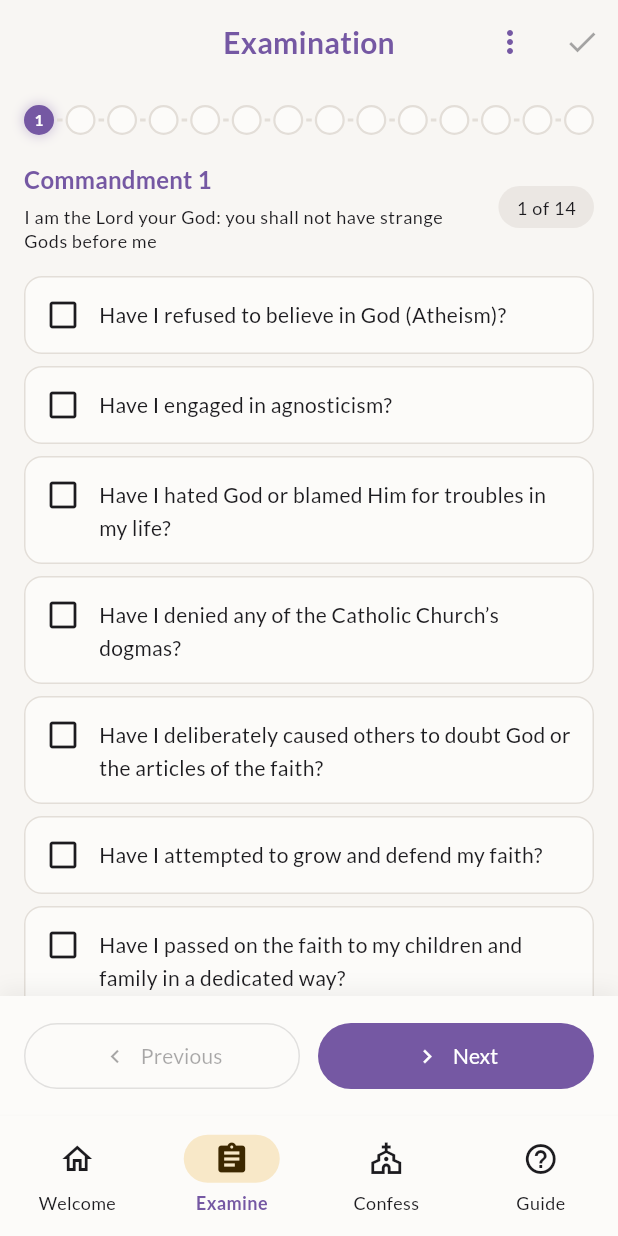
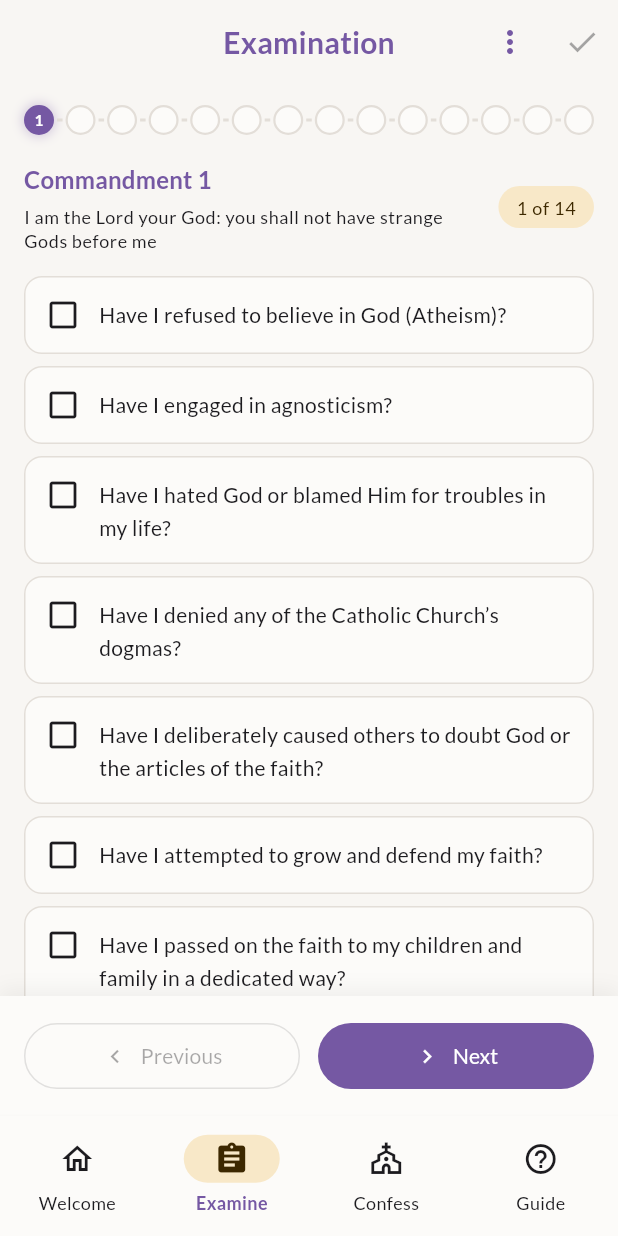
Before and after one commit to sabinjose/metanoia, a Flutter app: the ExaminationScreen screen opened by its route, on a phone screen of 412 x 824 dp. Run offline on Flutter 3.47's test engine with Material 3 defaults, Android fonts, the phone set to English and light mode, and no system bars; drawn by our look-alikes of flutter_animate; our stand-ins replace drift, flutter_local_notifications, flutter_riverpod, flutter_secure_storage, go_router, google_fonts and 6 more; accounts and stored records are empty; generated files the repository leaves out were written again.

Commit message:
Fix progress badge theme colors
Use secondaryContainer/onSecondaryContainer for the "X of Y"
badge to ensure better contrast and proper theme support in
both light and dark modes.

🤖 Generated with [Claude Code](https://claude.com/claude-code)

Co-Authored-By: Claude <noreply@anthropic.com>

```diff
--- a/lib/src/features/examination/presentation/widgets/guided_examination_view.dart
+++ b/lib/src/features/examination/presentation/widgets/guided_examination_view.dart
@@ -197,7 +197,7 @@ class _GuidedExaminationViewState extends ConsumerState<GuidedExaminationView> {
               Container(
                 padding: const EdgeInsets.symmetric(horizontal: 12, vertical: 6),
                 decoration: BoxDecoration(
-                  color: theme.colorScheme.surfaceContainerHighest,
+                  color: theme.colorScheme.secondaryContainer,
                   borderRadius: BorderRadius.circular(16),
                 ),
                 child: Text(
@@ -206,7 +206,7 @@ class _GuidedExaminationViewState extends ConsumerState<GuidedExaminationView> {
                     widget.data.length,
                   ),
                   style: theme.textTheme.labelMedium?.copyWith(
-                    color: theme.colorScheme.onSurfaceVariant,
+                    color: theme.colorScheme.onSecondaryContainer,
                     fontWeight: FontWeight.w500,
                   ),
                 ),
```
